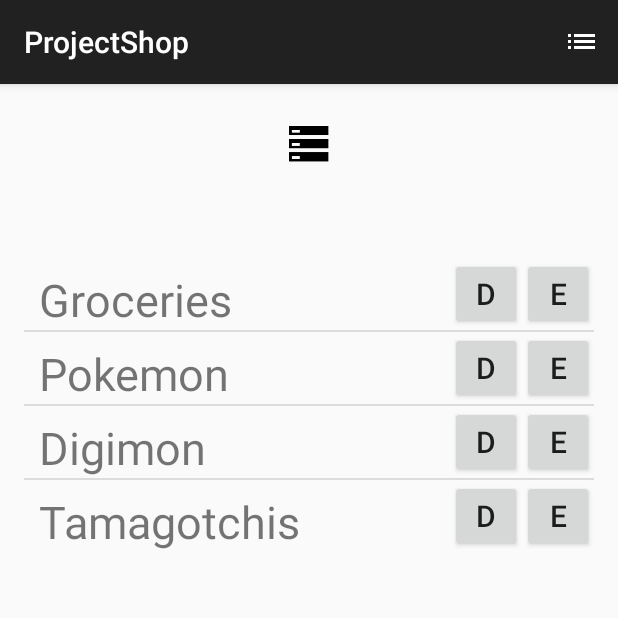
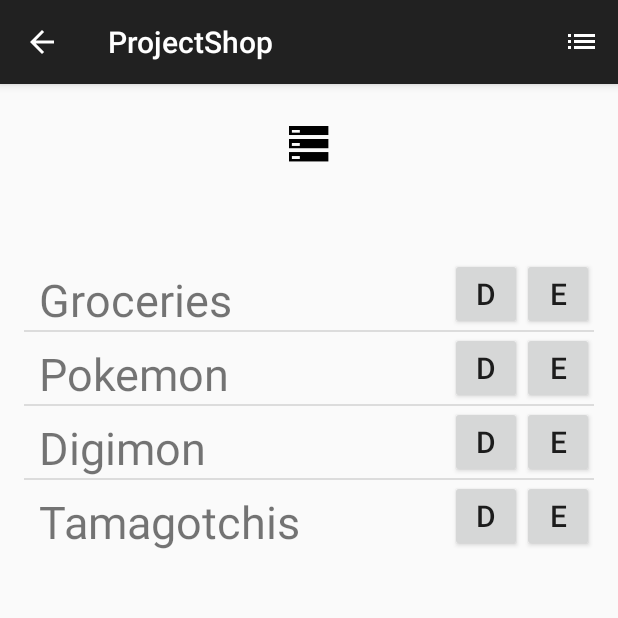
Before and after one commit to lucasangelon/esy2shop, an Android app: the screen it shows after launch (MainMenu), on a phone screen of 412 x 824 dp, the top half of it. Run offline under Robolectric (Android 15) with nearby library versions, the phone set to English and light mode, and no system bars; our stand-ins replace ButterKnife; libraries missing offline, so code that uses them is left out: junit.framework.

Commit message:
see previous commit

```diff
--- a/app/src/main/java/codefactory/projectshop/activites/MainMenu.java
+++ b/app/src/main/java/codefactory/projectshop/activites/MainMenu.java
@@ -9,6 +9,7 @@ import android.view.MenuItem;
 import android.view.View;
 import android.widget.Adapter;
 import android.widget.ArrayAdapter;
+import android.widget.ImageView;
 import android.widget.ListAdapter;
 import android.app.ActionBar;
 import android.widget.ListView;
@@ -18,6 +19,7 @@ import junit.framework.Test;
 
 import java.util.ArrayList;
 
+import butterknife.Bind;
 import codefactory.projectshop.R;
 import codefactory.projectshop.models.Item;
 import codefactory.projectshop.models.List;
@@ -26,10 +28,29 @@ public class MainMenu extends AppCompatActivity {
 
     ListView mainListView;
 
+    //Navigation Drawer
+    private ListView mDrawerList;
+    private ArrayAdapter<String> mAdapter;
+
+    //@Bind(R.id.refreshImageView) ImageView mRefreshImageView;
+
+    //Method called in onCreate
+    private void addDrawerItems(){
+        String[] osArray = { "All Lists", "Work", "Personal", "Daily Reminders"};
+        mAdapter = new ArrayAdapter<String>(this, android.R.layout.simple_list_item_1, osArray);
+        mDrawerList.setAdapter(mAdapter);
+    }
+
+
+
     @Override
     protected void onCreate(Bundle savedInstanceState) {
         super.onCreate(savedInstanceState);
         setContentView(R.layout.activity_main_menu);
+
+
+        //Navigation Drawer
+        mDrawerList = (ListView)findViewById(R.id.navList);
 
         //Array for adapter
         ArrayList<List> listOfLists = new ArrayList<>();
@@ -55,14 +76,12 @@ public class MainMenu extends AppCompatActivity {
         mainListView = (ListView)findViewById(R.id.mainListView);
         mainListView.setAdapter(adapter);
 
+        //Navigation Drawer
+        addDrawerItems();
+        getSupportActionBar().setDisplayHomeAsUpEnabled(true);
+        getSupportActionBar().setHomeButtonEnabled(true);
 
 
-
-      /*  Test for now, will change to get list of lists later
-        String[] listOfListsTest = {"Test 1", "Test 2", "Test 3", "Test 4", "Test 5", "Test 6", "Test 7"};
-        ArrayAdapter<String> adapter = new ArrayAdapter<String>(this,
-                android.R.layout.simple_list_item_1, );
-        setListAdapter(adapter); */
 
     }
 
@@ -70,6 +89,7 @@ public class MainMenu extends AppCompatActivity {
     public boolean onCreateOptionsMenu(Menu menu) {
         getMenuInflater().inflate(R.menu.menu_main_menu, menu);
         return super.onCreateOptionsMenu(menu);
+
     }
 
 }
--- a/app/src/main/res/values/strings.xml
+++ b/app/src/main/res/values/strings.xml
@@ -21,4 +21,6 @@ Central Institute of Technology may update this policy at anytime. Any changes w
     <string name="title_activity_main_menu">MainMenu</string>
     <string name="no_list_data">There are no lists to display</string>
     <string name="title_activity_edit_list">Edit List</string>
+    <string name="drawer_open">Open navigation drawer</string>
+    <string name="drawer_close">Close navigation drawer</string>
 </resources>
```
